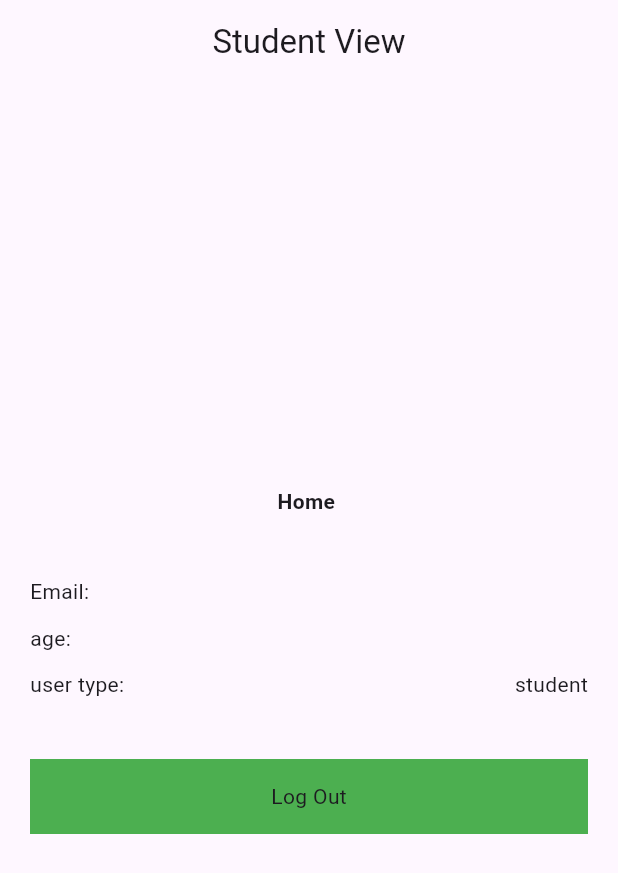
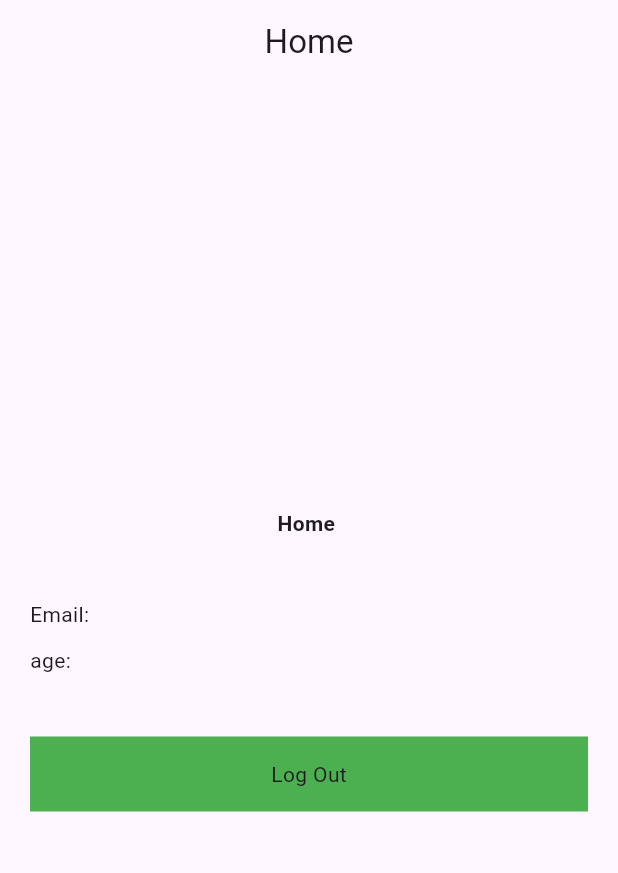
Before and after one commit to thenumanahmed/flutter_multi_role_app, a Flutter app: the screen it shows after launch, after a tap on "Login", on a phone screen of 412 x 824 dp. Shown: the top 873 px of the screen. Run offline on Flutter 3.47's test engine with Material 2 defaults, Android fonts, the phone set to English and light mode, and no system bars; our stand-ins replace shared_preferences.

Commit message:
navigating to relative screen on login

```diff
--- a/lib/screens/login_screen.dart
+++ b/lib/screens/login_screen.dart
@@ -1,6 +1,9 @@
+import 'package:shared_preferences/shared_preferences.dart';
 import 'package:flutter/material.dart';
-import 'package:shared_preferences/shared_preferences.dart';
 
+import 'teacher_screen.dart';
+import 'admin_screen.dart';
+import 'home_screen.dart';
 import 'student_screen.dart';
 
 class LoginScreen extends StatefulWidget {
@@ -31,6 +34,7 @@ class _LoginScreenState extends State<LoginScreen> {
             crossAxisAlignment: CrossAxisAlignment.center,
             children: [
               const SizedBox(height: 50),
+
               //text field for email
               TextFormField(
                 controller: emailController,
@@ -39,6 +43,7 @@ class _LoginScreenState extends State<LoginScreen> {
                 ),
               ),
               const SizedBox(height: 20),
+
               //text field for password
               TextFormField(
                 controller: passController,
@@ -47,6 +52,7 @@ class _LoginScreenState extends State<LoginScreen> {
                 ),
               ),
               const SizedBox(height: 20),
+
               //text field for age
               TextFormField(
                 controller: ageController,
@@ -56,6 +62,7 @@ class _LoginScreenState extends State<LoginScreen> {
                 ),
               ),
               const SizedBox(height: 20),
+
               //text field for userType
               TextFormField(
                 controller: typeController,
@@ -70,24 +77,40 @@ class _LoginScreenState extends State<LoginScreen> {
                 onTap: () async {
                   //getting the shared preference instance for the app
                   SharedPreferences sp = await SharedPreferences.getInstance();
+                  String userType = typeController.text.toString();
 
                   //storing the data
                   sp.setString('email', emailController.text.toString());
                   sp.setString('age', ageController.text.toString());
-
-                  //admin , teacher, student
-                  sp.setString('userType', 'student');
+                  sp.setString('userType', userType);
                   sp.setBool('isLogin', true);
 
                   //navigating through the screen
-                  Navigator.push(context,
-                      MaterialPageRoute(builder: (context) => StudentScreen()));
+                  if (userType == 'admin') {
+                    Navigator.pushReplacement(context,
+                        MaterialPageRoute(builder: (context) => AdminScreen()));
+                  } else if (userType == 'teacher') {
+                    Navigator.pushReplacement(
+                        context,
+                        MaterialPageRoute(
+                            builder: (context) => TeacherScreen()));
+                  } else if (userType == 'student') {
+                    Navigator.pushReplacement(
+                        context,
+                        MaterialPageRoute(
+                            builder: (context) => StudentScreen()));
+                  } else {
+                    Navigator.pushReplacement(context,
+                        MaterialPageRoute(builder: (context) => HomeScreen()));
+                  }
                 },
                 child: Container(
                   height: 50,
                   width: double.infinity,
                   decoration: const BoxDecoration(color: Colors.green),
-                  child: const Center(child: Text('Login')),
+                  child: const Center(
+                    child: Text('Login'),
+                  ),
                 ),
               ),
             ],
```
